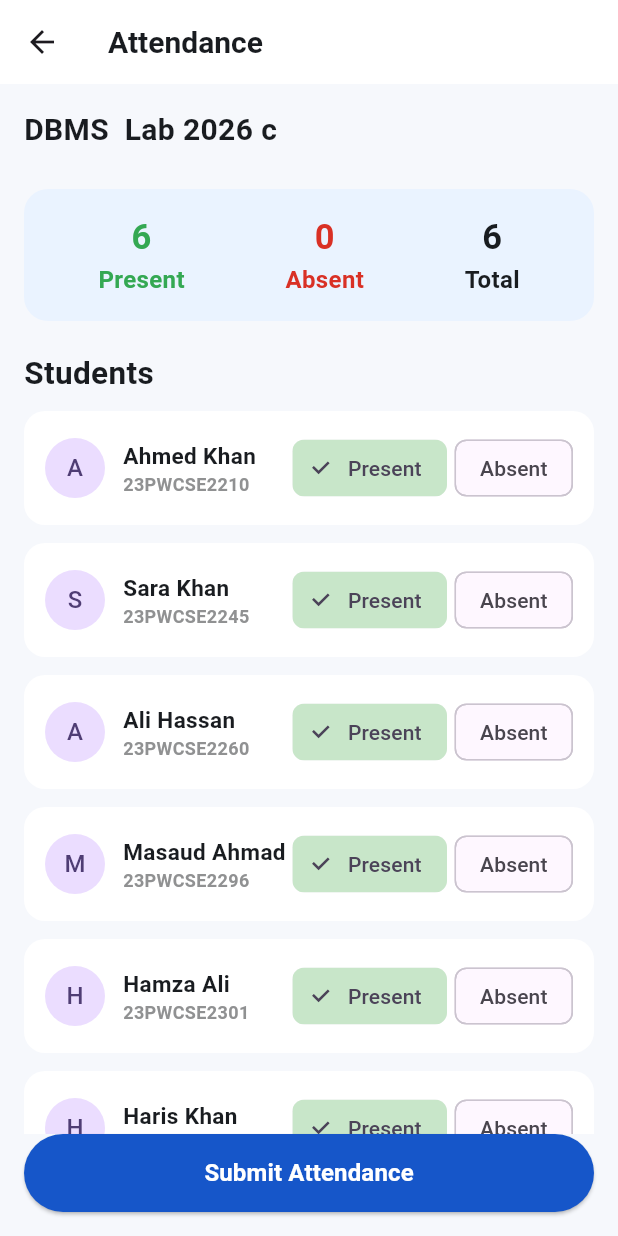
After one commit to Masaud-Ahmad/XwanEdu, a Flutter app: the TeacherAttendanceScreen screen opened directly, on a phone screen of 412 x 824 dp. The commit adds this screen. Run offline on Flutter 3.47's test engine with Material 3 defaults, Android fonts, the phone set to English and light mode, and no system bars; our stand-ins replace get, lottie; network calls fail.

Commit message:
Design Teacher attendence Screen

```diff
--- a/lib/common/widgets/edutext/edutext.dart
+++ b/lib/common/widgets/edutext/edutext.dart
@@ -1,7 +1,7 @@
 import 'package:flutter/material.dart';
 
-class TextWidget extends StatelessWidget {
-  const TextWidget({
+class EduText extends StatelessWidget {
+  const EduText({
     super.key,
     required this.name,
     required this.fontSize,
--- a/lib/feature/announcement/announcement_screen.dart
+++ b/lib/feature/announcement/announcement_screen.dart
@@ -11,7 +11,7 @@ class CreateAnnouncementScreen extends StatefulWidget {
 class _CreateAnnouncementScreenState extends State<CreateAnnouncementScreen> {
   final _titleController = TextEditingController();
   final _contentController = TextEditingController();
-  bool _isPinned = true;
+  final bool _isPinned = true;
   final String _date = 'Mar 15, 2026';
   final String _time = '10:00 AM';
 
@@ -25,7 +25,6 @@ class _CreateAnnouncementScreenState extends State<CreateAnnouncementScreen> {
   @override
   Widget build(BuildContext context) {
     return Scaffold(
-      backgroundColor: Colors.white,
       appBar: AppBar(
         backgroundColor: Colors.white,
         elevation: 0,
--- /dev/null
+++ b/lib/feature/attendence/view/teacherscreen.dart
@@ -0,0 +1,235 @@
+import 'package:flutter/material.dart';
+import 'package:xwanedu/common/widgets/edutext/edutext.dart';
+import 'package:xwanedu/constant/colors.dart';
+import 'package:xwanedu/constant/size.dart';
+import 'package:xwanedu/feature/attendence/viewmodle/attendenceviewmodel.dart';
+
+class TeacherAttendanceScreen extends StatefulWidget {
+  const TeacherAttendanceScreen({super.key});
+
+  @override
+  State<TeacherAttendanceScreen> createState() =>
+      _TeacherAttendanceScreenState();
+}
+
+class _TeacherAttendanceScreenState extends State<TeacherAttendanceScreen> {
+  @override
+  Widget build(BuildContext context) {
+    int presentCount = studentList.where((student) => student.isPresent).length;
+
+    int absentCount = studentList.where((student) => !student.isPresent).length;
+
+    return Scaffold(
+      backgroundColor: const Color(0xFFF6F8FC),
+
+      appBar: AppBar(
+        title: EduText(
+          name: 'Attendance',
+          fontSize: SizeConstant.fontSizeLg.toInt(),
+          fontcolor: AppColors.onSurface,
+        ),
+        backgroundColor: Colors.white,
+      ),
+
+      body: Padding(
+        padding: const EdgeInsets.all(16),
+
+        child: Column(
+          crossAxisAlignment: CrossAxisAlignment.start,
+
+          children: [
+            EduText(
+              name: 'DBMS  Lab 2026 c',
+              fontSize: SizeConstant.fontSizeLg.toInt(),
+              fontcolor: AppColors.onSurface,
+            ),
+
+            const SizedBox(height: 5),
+
+            const SizedBox(height: 20),
+
+            // Summary
+            Container(
+              padding: const EdgeInsets.all(16),
+
+              decoration: BoxDecoration(
+                color: const Color(0xFFEAF3FF),
+                borderRadius: BorderRadius.circular(16),
+              ),
+
+              child: Row(
+                mainAxisAlignment: MainAxisAlignment.spaceAround,
+
+                children: [
+                  Column(
+                    children: [
+                      EduText(
+                        name: "$presentCount",
+                        fontSize: SizeConstant.fontSizeLg.toInt() + 3,
+                        fontcolor: AppColors.success,
+                      ),
+                      EduText(
+                        name: "Present",
+                        fontSize: SizeConstant.fontSizeMd.toInt(),
+                        fontcolor: AppColors.success,
+                      ),
+                    ],
+                  ),
+
+                  Column(
+                    children: [
+                      EduText(
+                        name: "$absentCount",
+                        fontSize: SizeConstant.fontSizeLg.toInt() + 3,
+                        fontcolor: AppColors.error,
+                      ),
+                      EduText(
+                        name: "Absent",
+                        fontSize: SizeConstant.fontSizeMd.toInt(),
+                        fontcolor: AppColors.error,
+                      ),
+                    ],
+                  ),
+
+                  Column(
+                    children: [
+                      EduText(
+                        name: '${studentList.length}',
+                        fontSize: SizeConstant.fontSizeLg.toInt() + 3,
+                        fontcolor: AppColors.onSurface,
+                      ),
+                      EduText(
+                        name: 'Total',
+                        fontSize: SizeConstant.fontSizeMd.toInt(),
+                        fontcolor: AppColors.onSurface,
+                      ),
+                    ],
+                  ),
+                ],
+              ),
+            ),
+
+            const SizedBox(height: 20),
+
+            EduText(
+              name: 'Students',
+              fontSize: SizeConstant.fontSizeMd.toInt() + 5,
+              fontcolor: AppColors.onSurface,
+            ),
+
+            const SizedBox(height: 10),
+
+            Expanded(
+              child: ListView.builder(
+                itemCount: studentList.length,
+
+                itemBuilder: (context, index) {
+                  final student = studentList[index];
+
+                  return Container(
+                    margin: const EdgeInsets.only(bottom: 12),
+                    padding: const EdgeInsets.all(14),
+
+                    decoration: BoxDecoration(
+                      color: Colors.white,
+                      borderRadius: BorderRadius.circular(14),
+                    ),
+
+                    child: Row(
+                      children: [
+                        CircleAvatar(child: Text(student.name[0])),
+
+                        const SizedBox(width: 12),
+
+                        Expanded(
+                          child: Column(
+                            crossAxisAlignment: CrossAxisAlignment.start,
+
+                            children: [
+                              EduText(
+                                name: student.name,
+                                fontSize: SizeConstant.fontSizeSm.toInt() + 3,
+                                fontcolor: AppColors.onSurface,
+                              ),
+
+                              EduText(
+                                name: student.rollNumber,
+                                fontSize: SizeConstant.fontSizeSm.toInt(),
+                                fontcolor: const Color.fromARGB(
+                                  255,
+                                  144,
+                                  145,
+                                  146,
+                                ),
+                              ),
+                            ],
+                          ),
+                        ),
+
+                        // Present
+                        ChoiceChip(
+                          label: const Text('Present'),
+
+                          selected: student.isPresent,
+
+                          selectedColor: Colors.green.shade100,
+
+                          onSelected: (_) {
+                            setState(() {
+                              student.isPresent = true;
+                            });
+                          },
+                        ),
+
+                        const SizedBox(width: 5),
+
+                        // Absent
+                        ChoiceChip(
+                          label: const Text('Absent'),
+
+                          selected: !student.isPresent,
+
+                          selectedColor: Colors.red.shade100,
+
+                          onSelected: (_) {
+                            setState(() {
+                              student.isPresent = false;
+                            });
+                          },
+                        ),
+                      ],
+                    ),
+                  );
+                },
+              ),
+            ),
+
+            SizedBox(
+              width: double.infinity,
+              height: 52,
+
+              child: ElevatedButton(
+                onPressed: () {
+                  ScaffoldMessenger.of(context).showSnackBar(
+                    const SnackBar(content: Text('Attendance Submitted')),
+                  );
+                },
+
+                style: ElevatedButton.styleFrom(
+                  backgroundColor: const Color(0xFF1656C9),
+
+                  foregroundColor: Colors.white,
+                ),
+
+                child: const Text(
+                  'Submit Attendance',
+                  style: TextStyle(fontSize: 16, fontWeight: FontWeight.bold),
+                ),
+              ),
+            ),
+          ],
+        ),
+      ),
+    );
+  }
+}
--- /dev/null
+++ b/lib/feature/attendence/viewmodle/attendenceviewmodel.dart
@@ -0,0 +1,15 @@
+import 'package:xwanedu/feature/attendence/model/attendence_model.dart';
+
+List<AttendanceModel> studentList = [
+  AttendanceModel(name: 'Ahmed Khan', rollNumber: '23PWCSE2210'),
+
+  AttendanceModel(name: 'Sara Khan', rollNumber: '23PWCSE2245'),
+
+  AttendanceModel(name: 'Ali Hassan', rollNumber: '23PWCSE2260'),
+
+  AttendanceModel(name: 'Masaud Ahmad', rollNumber: '23PWCSE2296'),
+
+  AttendanceModel(name: 'Hamza Ali', rollNumber: '23PWCSE2301'),
+
+  AttendanceModel(name: 'Haris Khan', rollNumber: '23PWCSE2322'),
+];
--- a/lib/feature/classroom/view/Setting/setting_screen.dart
+++ b/lib/feature/classroom/view/Setting/setting_screen.dart
@@ -129,7 +129,7 @@ class SettingsScreenView extends StatelessWidget {
                       Row(
                         mainAxisAlignment: MainAxisAlignment.spaceBetween,
                         children: [
-                          TextWidget(
+                          EduText(
                             name: TextConstant.darkMode,
                             fontSize: SizeConstant.fontSizeMd.toInt(),
                             fontcolor: Color(0xFF0A2540),
--- a/lib/feature/classroom/view/Setting/widgets/editprofile.dart
+++ b/lib/feature/classroom/view/Setting/widgets/editprofile.dart
@@ -49,7 +49,7 @@ class EditableProfileAvatar extends StatelessWidget {
         const SizedBox(height: SizeConstant.spaceBtwItems),
 
         // 2. Name
-        TextWidget(
+        EduText(
           name: name,
           fontSize: SizeConstant.fontSizeLg.toInt(),
           fontcolor: AppColors.primary,
--- a/lib/feature/classroom/view/Setting/widgets/setting_section_card.dart
+++ b/lib/feature/classroom/view/Setting/widgets/setting_section_card.dart
@@ -44,7 +44,7 @@ class SettingSectionCard extends StatelessWidget {
                 size: SizeConstant.iconLg * .9,
               ),
               const SizedBox(width: SizeConstant.sm),
-              TextWidget(
+              EduText(
                 name: title,
                 fontSize: SizeConstant.fontSizeMd.toInt(),
                 fontcolor: AppColors.primary,
--- a/lib/feature/classroom/view/specificclass/widgets/announcement_attendence.dart
+++ b/lib/feature/classroom/view/specificclass/widgets/announcement_attendence.dart
@@ -3,6 +3,7 @@ import 'package:get/get.dart';
 import 'package:xwanedu/constant/colors.dart';
 import 'package:xwanedu/constant/size.dart';
 import 'package:xwanedu/feature/announcement/announcement_screen.dart';
+import 'package:xwanedu/feature/attendence/view/teacherscreen.dart';
 
 class AnnouoncementAttendence extends StatelessWidget {
   final VoidCallback? onAddAnnouncement;
@@ -92,7 +93,9 @@ class AnnouoncementAttendence extends StatelessWidget {
           child: Material(
             color: Colors.transparent,
             child: InkWell(
-              onTap: onMarkAttendance,
+              onTap: () {
+                Get.to(TeacherAttendanceScreen());
+              },
               borderRadius: BorderRadius.circular(12),
               child: Container(
                 padding: const EdgeInsets.all(12),
```
Also changed, not shown: lib/feature/attendence/model/attendence_model.dart (added, +11 -0 lines), lib/feature/attendence/view/studentscreen.dart (added, +164 -0 lines).
